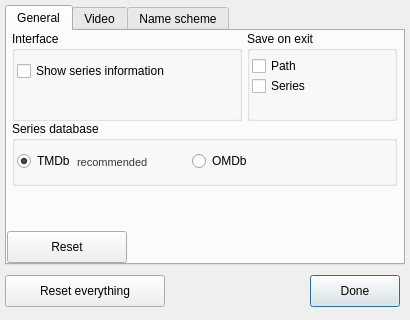
Before: the Qt Designer form SeriesScraper/settingswindow.ui in martinLutz1/SeriesScraper, drawn with Qt 5.
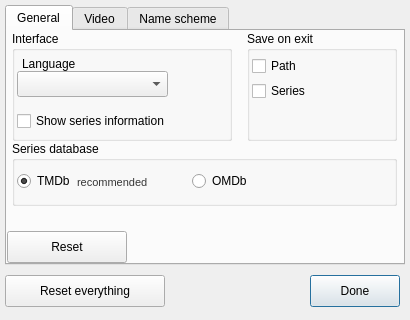
After: the same form once the commit is applied.

Commit message: GUI language selection moved to settings window, scan language directory for files and add them to selection menu

Diff of the .ui file:
```diff
--- a/SeriesScraper/settingswindow.ui
+++ b/SeriesScraper/settingswindow.ui
@@ -73,7 +73,7 @@
      <property name="geometry">
       <rect>
        <x>5</x>
-       <y>90</y>
+       <y>110</y>
        <width>385</width>
        <height>65</height>
       </rect>
@@ -138,7 +138,7 @@
        <x>240</x>
        <y>0</y>
        <width>150</width>
-       <height>90</height>
+       <height>110</height>
       </rect>
      </property>
      <property name="title">
@@ -149,7 +149,7 @@
        <rect>
         <x>5</x>
         <y>25</y>
-        <width>87</width>
+        <width>121</width>
         <height>20</height>
        </rect>
       </property>
@@ -161,8 +161,8 @@
       <property name="geometry">
        <rect>
         <x>5</x>
-        <y>45</y>
-        <width>87</width>
+        <y>50</y>
+        <width>131</width>
         <height>20</height>
        </rect>
       </property>
@@ -176,8 +176,8 @@
       <rect>
        <x>5</x>
        <y>0</y>
-       <width>230</width>
-       <height>90</height>
+       <width>220</width>
+       <height>110</height>
       </rect>
      </property>
      <property name="title">
@@ -187,7 +187,7 @@
       <property name="geometry">
        <rect>
         <x>5</x>
-        <y>30</y>
+        <y>80</y>
         <width>220</width>
         <height>20</height>
        </rect>
@@ -196,6 +196,29 @@
        <string>Show series information</string>
       </property>
      </widget>
+     <widget class="QComboBox" name="selectInterfaceLanguageComboBox">
+      <property name="geometry">
+       <rect>
+        <x>5</x>
+        <y>40</y>
+        <width>151</width>
+        <height>26</height>
+       </rect>
+      </property>
+     </widget>
+     <widget class="QLabel" name="languageLabel">
+      <property name="geometry">
+       <rect>
+        <x>10</x>
+        <y>25</y>
+        <width>150</width>
+        <height>16</height>
+       </rect>
+      </property>
+      <property name="text">
+       <string>Language</string>
+      </property>
+     </widget>
     </widget>
    </widget>
    <widget class="QWidget" name="video">
```
The commit also changes 10 other files.
